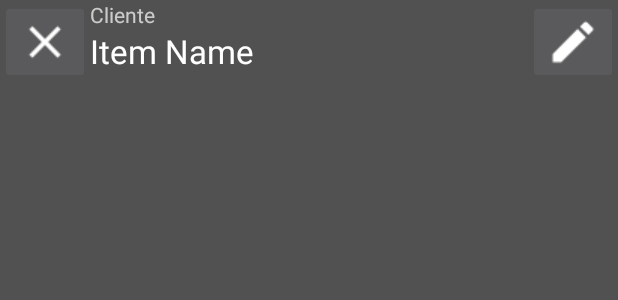
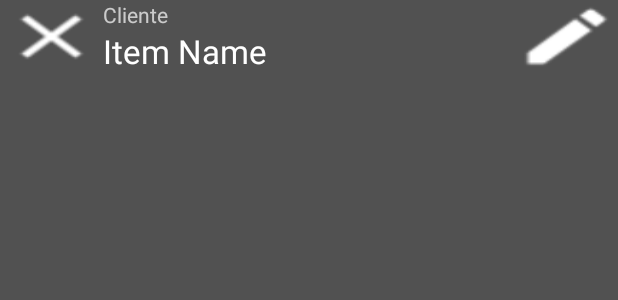
Before and after one commit to ijzepeda/Armet, an Android app: the layout service_list_item.xml on its own in the app's theme, with its tools: preview values and no code run, on a phone screen of 412 x 824 dp. Shown: the top 300 px of the screen. Run offline under Robolectric (Android 15) with nearby library versions, the phone set to English and light mode, and no system bars.

```diff
--- a/app/src/main/java/com/ijzepeda/armet/adapter/ServicesAdapter.java
+++ b/app/src/main/java/com/ijzepeda/armet/adapter/ServicesAdapter.java
@@ -98,7 +98,7 @@ public class ServicesAdapter extends RecyclerView.Adapter<ServicesAdapter.ViewHo
             clientNameTextView = itemView.findViewById(R.id.clientNameTextView);
 
 //            qtyTextView = itemView.findViewById(R.id.itemQtyTextView);
-            deleteBtn=itemView.findViewById(R.id.editServiceBtn);
+            deleteBtn=itemView.findViewById(R.id.deleteServiceBtn);
             editBtn=itemView.findViewById(R.id.editServiceBtn);
             itemView.setOnClickListener(this);
         }
--- a/app/src/main/java/com/ijzepeda/armet/model/Day.java
+++ b/app/src/main/java/com/ijzepeda/armet/model/Day.java
@@ -62,7 +62,9 @@ public class Day implements Parcelable{
     public ArrayList<String> getTasksIds() {
         return tasksIds;
     }
-
+public void setService(String serviceId){
+        clientServiceIds.add(serviceId);
+}
     public void setTask(String taskid){
         tasksIds.add(taskid);
     }
--- a/app/src/main/res/layout/service_list_item.xml
+++ b/app/src/main/res/layout/service_list_item.xml
@@ -2,19 +2,22 @@
 <LinearLayout xmlns:android="http://schemas.android.com/apk/res/android"
     xmlns:app="http://schemas.android.com/apk/res-auto"
     android:layout_width="match_parent"
-    android:layout_height="wrap_content">
+    android:layout_height="wrap_content"
+    android:weightSum="6">
 
     <ImageButton
         android:id="@+id/deleteServiceBtn"
-        android:layout_width="wrap_content"
-        android:layout_height="wrap_content"
+        android:layout_width="0dp"
+        android:layout_height="match_parent"
         android:layout_gravity="center"
-        app:srcCompat="@drawable/baseline_close_white_18dp" />
+        android:layout_weight="1"
+        android:background="@drawable/baseline_close_white_18dp" />
 
     <LinearLayout
         android:layout_width="0dp"
         android:layout_height="wrap_content"
         android:layout_weight="4"
+        android:gravity="fill_vertical|center_horizontal|fill_horizontal|center"
         android:orientation="vertical">
 
         <TextView
@@ -34,8 +37,8 @@
 
     <ImageButton
         android:id="@+id/editServiceBtn"
-        android:layout_width="wrap_content"
-        android:layout_height="wrap_content"
-        android:layout_gravity="center"
-        app:srcCompat="@drawable/baseline_edit_white_18dp" />
+        android:layout_width="0dp"
+        android:layout_height="match_parent"
+        android:layout_weight="1"
+        android:background="@drawable/baseline_edit_white_18dp" />
 </LinearLayout>
```
Also changed, not shown: app/src/main/java/com/ijzepeda/armet/activity/BasicKnowledge.java (+12 -0 lines), app/src/main/java/com/ijzepeda/armet/activity/MainActivity.java (+53 -35 lines).
